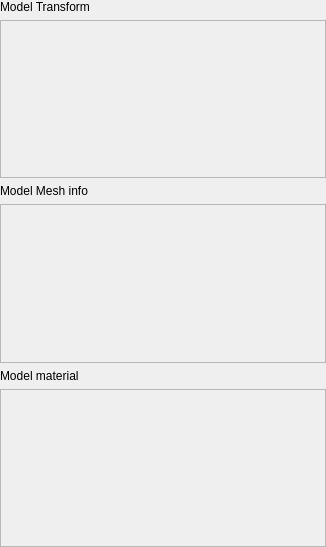
Yuanzidan081/SRendererLab, file src/UI/View/modelwidget.ui: the form before one commit.
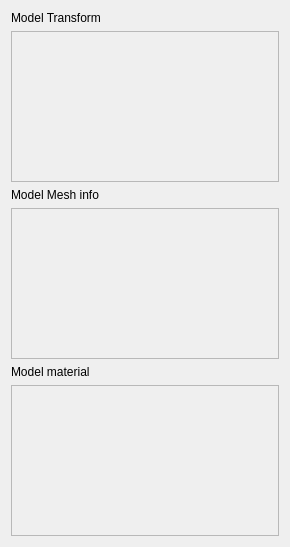
The form after the commit.

Patch:
```diff
--- a/src/UI/View/modelwidget.ui
+++ b/src/UI/View/modelwidget.ui
@@ -6,26 +6,16 @@
    <rect>
     <x>0</x>
     <y>0</y>
-    <width>326</width>
+    <width>290</width>
     <height>547</height>
    </rect>
   </property>
   <property name="windowTitle">
    <string>Form</string>
   </property>
+  <layout class="QHBoxLayout" name="horizontalLayout">
+   <item>
   <layout class="QVBoxLayout" name="verticalLayout_4">
-   <property name="leftMargin">
-    <number>0</number>
-   </property>
-   <property name="topMargin">
-    <number>0</number>
-   </property>
-   <property name="rightMargin">
-    <number>0</number>
-   </property>
-   <property name="bottomMargin">
-    <number>0</number>
-   </property>
    <item>
     <layout class="QVBoxLayout" name="verticalLayout_2">
      <item>
@@ -45,8 +35,8 @@
          <rect>
           <x>0</x>
           <y>0</y>
-          <width>322</width>
-          <height>152</height>
+            <width>262</width>
+            <height>144</height>
          </rect>
         </property>
         <property name="styleSheet">
@@ -76,8 +66,8 @@
          <rect>
           <x>0</x>
           <y>0</y>
-          <width>322</width>
-          <height>151</height>
+            <width>262</width>
+            <height>143</height>
          </rect>
         </property>
         <property name="styleSheet">
@@ -107,8 +97,8 @@
          <rect>
           <x>0</x>
           <y>0</y>
-          <width>322</width>
-          <height>152</height>
+            <width>262</width>
+            <height>144</height>
          </rect>
         </property>
         <property name="styleSheet">
@@ -116,6 +106,8 @@
         </property>
        </widget>
       </widget>
+       </item>
+      </layout>
      </item>
     </layout>
    </item>
```
Lines whose indentation alone changed are shown as unchanged.
